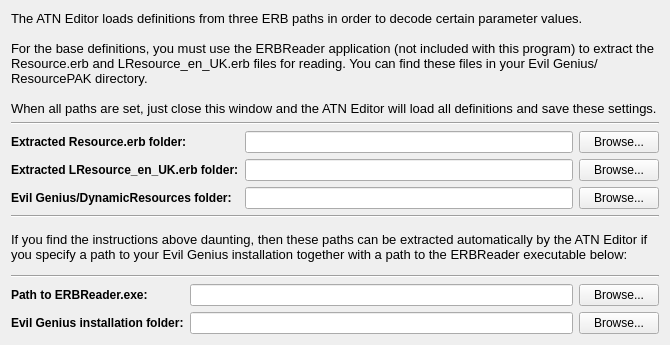
Qt form editor/UI/UI_ConfigWindow.ui (leiftiger/EG_Tools) before a commit.
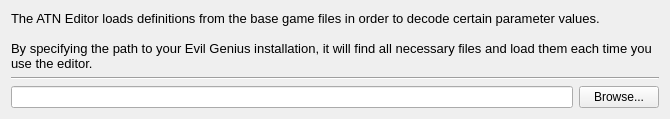
The same form after that commit. Custom widgets are drawn as their Qt base class.

Commit message: Removed unused config path settings

```diff
--- a/editor/UI/UI_ConfigWindow.ui
+++ b/editor/UI/UI_ConfigWindow.ui
@@ -10,13 +10,13 @@
     <x>0</x>
     <y>0</y>
     <width>670</width>
-    <height>345</height>
+    <height>119</height>
    </rect>
   </property>
   <property name="minimumSize">
    <size>
     <width>670</width>
-    <height>345</height>
+    <height>119</height>
    </size>
   </property>
   <property name="maximumSize">
@@ -30,182 +30,42 @@
   </property>
   <widget class="QWidget" name="centralWidget">
    <layout class="QGridLayout" name="gridLayout_3">
-    <item row="0" column="0">
-     <widget class="QLabel" name="label">
-      <property name="font">
-       <font>
-        <pointsize>10</pointsize>
-       </font>
-      </property>
-      <property name="text">
-       <string>The ATN Editor loads definitions from three ERB paths in order to decode certain parameter values.
-
-For the base definitions, you must use the ERBReader application (not included with this program) to extract the Resource.erb and LResource_en_UK.erb files for reading. You can find these files in your Evil Genius/ResourcePAK directory.
-
-When all paths are set, just close this window and the ATN Editor will load all definitions and save these settings.</string>
-      </property>
-      <property name="wordWrap">
-       <bool>true</bool>
-      </property>
-     </widget>
-    </item>
     <item row="1" column="0">
-     <widget class="Line" name="line">
-      <property name="orientation">
-       <enum>Qt::Horizontal</enum>
-      </property>
-     </widget>
-    </item>
-    <item row="2" column="0">
-     <layout class="QGridLayout" name="gridLayout">
-      <item row="2" column="0">
-       <widget class="QLabel" name="label_3">
-        <property name="font">
-         <font>
-          <weight>75</weight>
-          <bold>true</bold>
-         </font>
-        </property>
-        <property name="text">
-         <string>Extracted LResource_en_UK.erb folder:</string>
-        </property>
-       </widget>
-      </item>
-      <item row="0" column="0">
-       <widget class="QLabel" name="label_2">
-        <property name="font">
-         <font>
-          <weight>75</weight>
-          <bold>true</bold>
-         </font>
-        </property>
-        <property name="text">
-         <string>Extracted Resource.erb folder:</string>
-        </property>
-       </widget>
-      </item>
-      <item row="0" column="1">
-       <widget class="UI_LineEdit" name="textPathResource"/>
-      </item>
-      <item row="0" column="2">
-       <widget class="QPushButton" name="buttonPathResource">
-        <property name="text">
-         <string>Browse...</string>
-        </property>
-       </widget>
-      </item>
-      <item row="2" column="1">
-       <widget class="UI_LineEdit" name="textPathText"/>
-      </item>
-      <item row="2" column="2">
-       <widget class="QPushButton" name="buttonPathText">
-        <property name="text">
-         <string>Browse...</string>
-        </property>
-       </widget>
-      </item>
-      <item row="3" column="0">
-       <widget class="QLabel" name="label_4">
-        <property name="font">
-         <font>
-          <weight>75</weight>
-          <bold>true</bold>
-         </font>
-        </property>
-        <property name="text">
-         <string>Evil Genius/DynamicResources folder:</string>
-        </property>
-       </widget>
-      </item>
-      <item row="3" column="1">
-       <widget class="UI_LineEdit" name="textPathDynamic"/>
-      </item>
-      <item row="3" column="2">
-       <widget class="QPushButton" name="buttonPathDynamic">
-        <property name="text">
-         <string>Browse...</string>
-        </property>
-       </widget>
-      </item>
-     </layout>
-    </item>
-    <item row="3" column="0">
-     <widget class="Line" name="line_2">
-      <property name="orientation">
-       <enum>Qt::Horizontal</enum>
-      </property>
-     </widget>
-    </item>
-    <item row="4" column="0">
-     <widget class="QLabel" name="label_5">
-      <property name="font">
-       <font>
-        <pointsize>10</pointsize>
-       </font>
-      </property>
-      <property name="text">
-       <string>If you find the instructions above daunting, then these paths can be extracted automatically by the ATN Editor if you specify a path to your Evil Genius installation together with a path to the ERBReader executable below:</string>
-      </property>
-      <property name="wordWrap">
-       <bool>true</bool>
-      </property>
-     </widget>
-    </item>
-    <item row="5" column="0">
      <widget class="Line" name="line_3">
       <property name="orientation">
        <enum>Qt::Horizontal</enum>
       </property>
      </widget>
     </item>
-    <item row="6" column="0">
+    <item row="0" column="0">
+     <widget class="QLabel" name="label_5">
+      <property name="font">
+       <font>
+        <pointsize>10</pointsize>
+       </font>
+      </property>
+      <property name="text">
+       <string>The ATN Editor loads definitions from the base game files in order to decode certain parameter values.
+
+By specifying the path to your Evil Genius installation, it will find all necessary files and load them each time you use the editor.</string>
+      </property>
+      <property name="wordWrap">
+       <bool>true</bool>
+      </property>
+     </widget>
+    </item>
+    <item row="2" column="0">
      <layout class="QGridLayout" name="gridLayout_2">
-      <item row="2" column="0">
-       <widget class="QLabel" name="label_6">
-        <property name="font">
-         <font>
-          <weight>75</weight>
-          <bold>true</bold>
-         </font>
-        </property>
-        <property name="text">
-         <string>Evil Genius installation folder:</string>
-        </property>
-       </widget>
-      </item>
-      <item row="0" column="1">
-       <widget class="UI_LineEdit" name="textPathERB"/>
-      </item>
-      <item row="0" column="2">
-       <widget class="QPushButton" name="buttonPathERB">
-        <property name="text">
-         <string>Browse...</string>
-        </property>
-       </widget>
-      </item>
-      <item row="0" column="0">
-       <widget class="QLabel" name="label_7">
-        <property name="font">
-         <font>
-          <weight>75</weight>
-          <bold>true</bold>
-         </font>
-        </property>
-        <property name="text">
-         <string>Path to ERBReader.exe:</string>
-        </property>
-       </widget>
-      </item>
-      <item row="2" column="1">
-       <widget class="UI_LineEdit" name="textPathEG"/>
-      </item>
-      <item row="2" column="2">
+      <item row="1" column="1">
        <widget class="QPushButton" name="buttonPathEG">
         <property name="text">
          <string>Browse...</string>
         </property>
        </widget>
       </item>
+      <item row="1" column="0">
+       <widget class="UI_LineEdit" name="textPathEG"/>
+      </item>
      </layout>
     </item>
    </layout>
```
Left out of the diff: 148 changed lines with no effect on the pictures. The commit also changes 2 other files.
